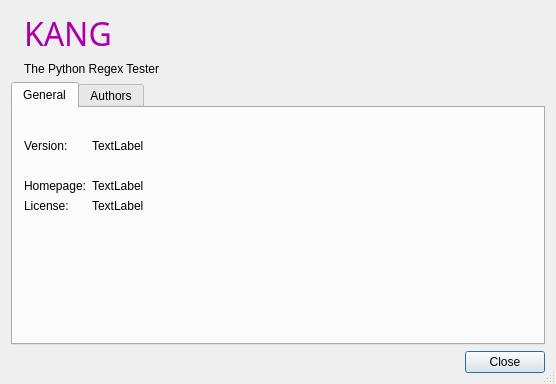
First picture: the form in kang/gui/aboutDialogBA.ui, repository geckoblu/kang, before the edit.
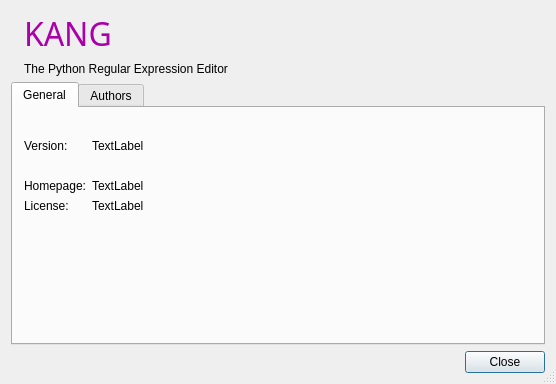
Second picture: the form after the edit.

```diff
--- a/kang/gui/aboutDialogBA.ui
+++ b/kang/gui/aboutDialogBA.ui
@@ -88,7 +88,7 @@
            <item>
             <widget class="QLabel" name="label_outline">
              <property name="text">
-              <string>The Python Regex Tester</string>
+              <string>The Python Regular Expression Editor</string>
              </property>
             </widget>
            </item>
```
